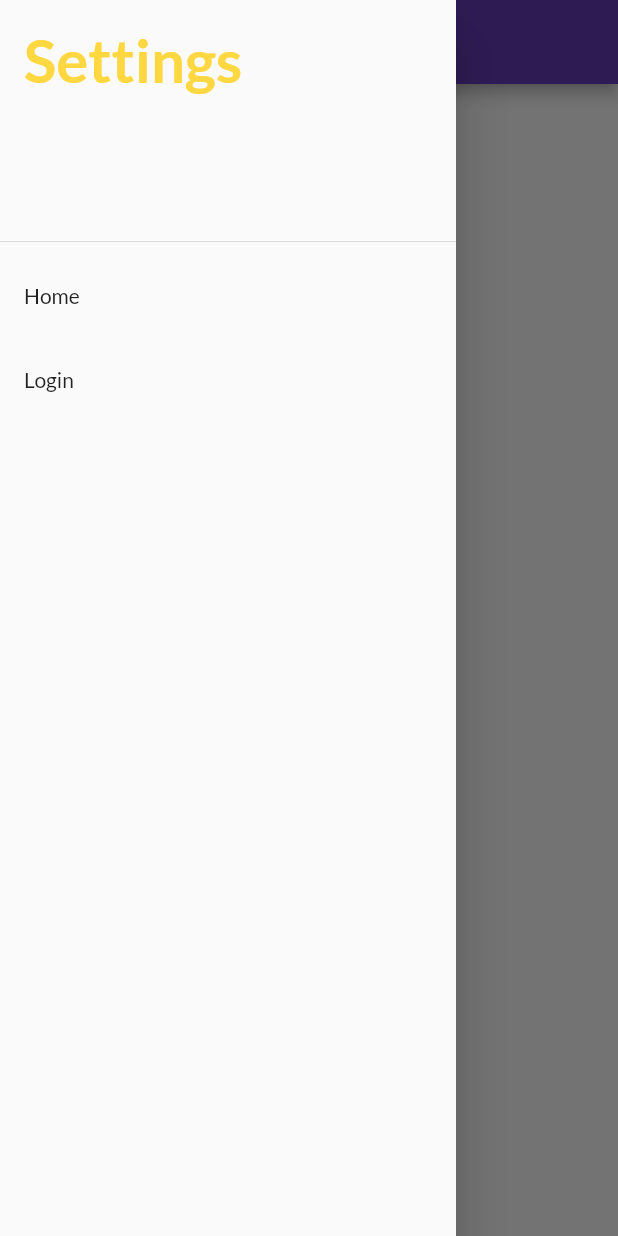
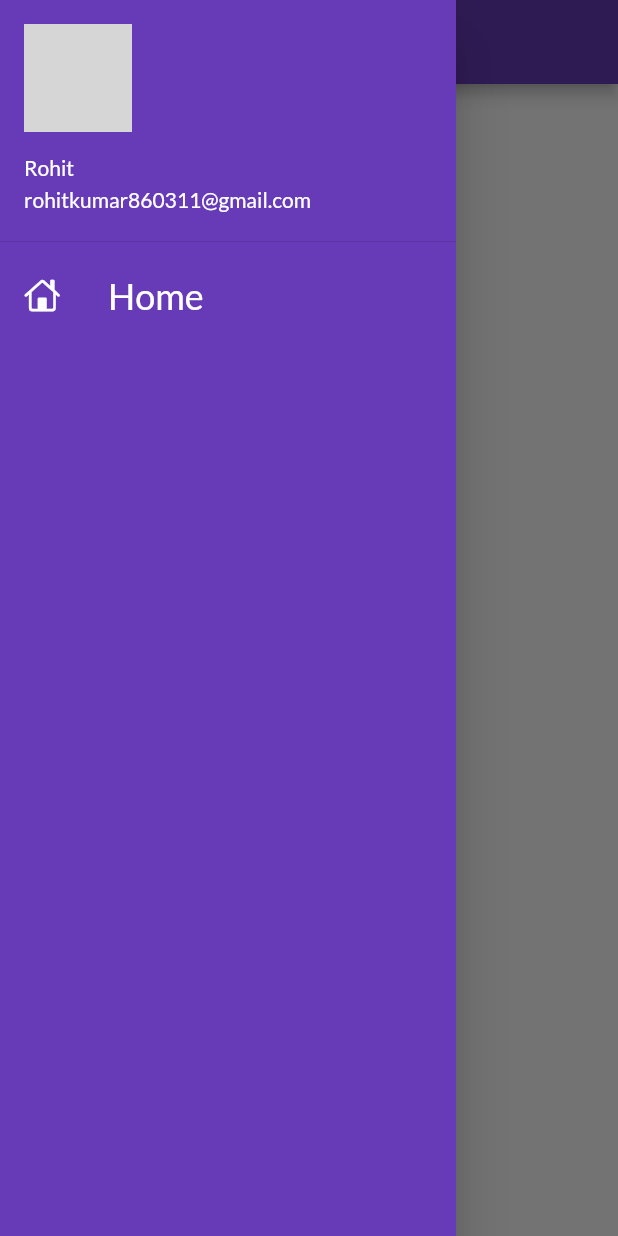
Before and after one commit to rohit-0308/LearningFlutter, a Flutter app: the screen it shows after launch, with the side drawer open, on a phone screen of 412 x 824 dp. Run offline on Flutter 3.47's test engine with Material 2 defaults, Android fonts, the light colour scheme and no system bars; our stand-ins replace google_fonts; network calls fail; grey boxes are pictures that could not be loaded.

Commit message:
day 9 completed

```diff
--- a/lib/main.dart
+++ b/lib/main.dart
@@ -18,6 +18,7 @@ class MyApp extends StatelessWidget {
         primarySwatch: Colors.deepPurple,
         fontFamily: GoogleFonts.lato().fontFamily,
       ),
+      initialRoute: MyRoutes.homeRoute,
       routes: {
         MyRoutes.homeRoute: (context) => HomePage(),
         MyRoutes.loginRoute: (context) => LoginPage(),
--- a/lib/pages/home.dart
+++ b/lib/pages/home.dart
@@ -1,38 +1,11 @@
 import 'package:flutter/material.dart';
+import 'package:flutter_app_learning/widgets/drawer.dart';
 
 class HomePage extends StatelessWidget {
   @override
   Widget build(BuildContext context) {
     return Scaffold(
-      drawer: Drawer(
-        child: ListView(
-          children: [
-            DrawerHeader(
-              child: Text(
-                "Settings",
-                style: TextStyle(
-                  fontSize: 40,
-                  fontWeight: FontWeight.bold,
-                  color: Colors.amberAccent,
-                ),
-              ),
-            ),
-            ListTile(
-              title: Text("Home"),
-              onTap: () {
-                Navigator.pop(context);
-              },
-            ),
-            ListTile(
-              title: Text("Login"),
-              onTap: () {
-                Navigator.pushNamed(context, '/login');
-                // Navigator.pop(context);
-              },
-            )
-          ],
-        ),
-      ),
+      drawer: MyDrawer(),
       appBar: AppBar(
         title: Text("Home Page"),
       ),
--- /dev/null
+++ b/lib/widgets/drawer.dart
@@ -0,0 +1,41 @@
+import 'package:flutter/cupertino.dart';
+import 'package:flutter/material.dart';
+
+class MyDrawer extends StatelessWidget {
+  final imageUrl =
+      "https://www.google.com/imgres?imgurl=https%3A%2F%2Fimg.favpng.com%2F3%2F3%2F25%2Fcomputer-icons-user-material-design-business-login-png-favpng-XtCyNJTCfVkwab47dcf7ErQuX.jpg&imgrefurl=https%3A%2F%2Ffavpng.com%2Fpng_view%2Fdizzy-user-material-design-business-login-png%2F2ZKS07Ak&tbnid=0oV-x7qCYkp1iM&vet=12ahUKEwihmJ-j57zvAhWEXn0KHXRMDpEQMygnegUIARCXAg..i&docid=J7_n02zAgassBM&w=820&h=819&q=account%20avatar&ved=2ahUKEwihmJ-j57zvAhWEXn0KHXRMDpEQMygnegUIARCXAg";
+  @override
+  Widget build(BuildContext context) {
+    return Drawer(
+      child: Container(
+        color: Colors.deepPurple,
+        child: ListView(
+          padding: EdgeInsets.zero,
+          children: [
+            DrawerHeader(
+              padding: EdgeInsets.zero,
+              child: UserAccountsDrawerHeader(
+                  margin: EdgeInsets.zero,
+                  accountName: Text('Rohit'),
+                  accountEmail: Text('rohitkumar860311@gmail.com'),
+                  currentAccountPicture: CircleAvatar(
+                    backgroundImage: NetworkImage(imageUrl),
+                  )),
+            ),
+            ListTile(
+              leading: Icon(
+                CupertinoIcons.home,
+                color: Colors.white,
+              ),
+              title: Text(
+                'Home',
+                textScaleFactor: 1.2,
+                style: TextStyle(color: Colors.white, fontSize: 20),
+              ),
+            )
+          ],
+        ),
+      ),
+    );
+  }
+}
```
